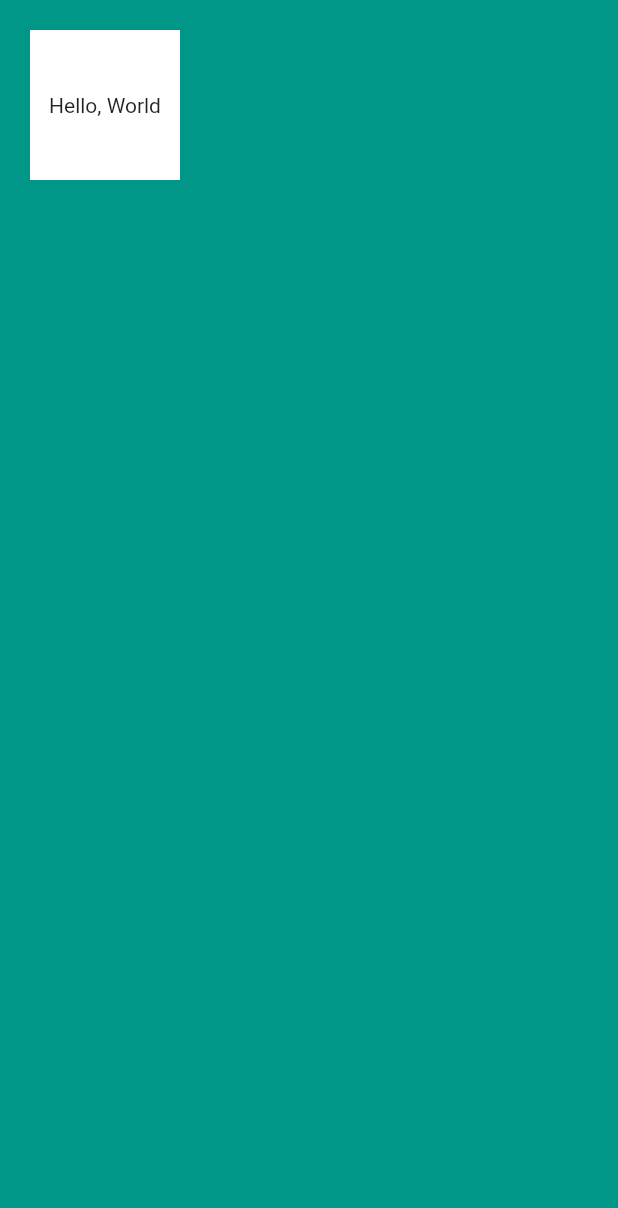
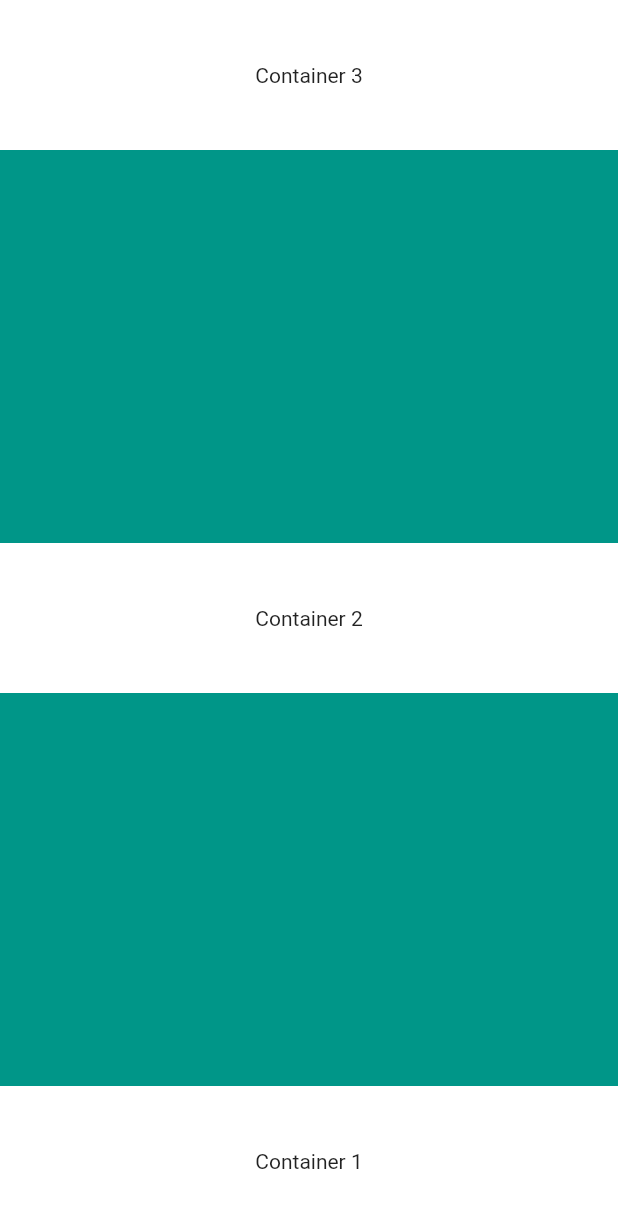
Before and after one commit to danielkvist/complete-flutter-course, a Flutter app: the screen it shows after launch, on a phone screen of 412 x 824 dp. Shown: the top 1208 px of the screen. Run offline on Flutter 3.47's test engine with Material 2 defaults, Android fonts, the phone set to English and light mode, and no system bars.

Commit message:
feat(mycard): play with containers and rows

```diff
--- a/my_card/lib/main.dart
+++ b/my_card/lib/main.dart
@@ -4,8 +4,6 @@ void main() {
   runApp(MyApp());
 }
 
-// our app needs to be on a StatelessWidget
-// or in a StatefulWidget to hot reload to work
 class MyApp extends StatelessWidget {
   @override
   Widget build(BuildContext context) {
@@ -13,17 +11,33 @@ class MyApp extends StatelessWidget {
       home: Scaffold(
         backgroundColor: Colors.teal,
         body: SafeArea(
-          // Container tries to fill all the available
-          // space by default but you can specify
-          // width, height, padding and more
-          child: Container(
-            color: Colors.white,
-            height: 100.0,
-            width: 100.0,
-            margin: EdgeInsets.all(20.0),
-            child: Center(
-              child: Text('Hello, World'),
-            ),
+          child: Column(
+            mainAxisSize: MainAxisSize.max,
+            verticalDirection: VerticalDirection.up,
+            mainAxisAlignment: MainAxisAlignment.spaceBetween,
+            crossAxisAlignment: CrossAxisAlignment.stretch,
+            children: <Widget>[
+              Container(
+                color: Colors.white,
+                height: 100.0,
+                width: 100.0,
+                child: Center(child: Text('Container 1')),
+              ),
+              Container(
+                color: Colors.white,
+                height: 100.0,
+                width: 100.0,
+                child: Center(child: Text('Container 2')),
+              ),
+              Container(
+                color: Colors.white,
+                height: 100.0,
+                width: 100.0,
+                child: Center(
+                  child: Text('Container 3'),
+                ),
+              ),
+            ],
           ),
         ),
       ),
```
